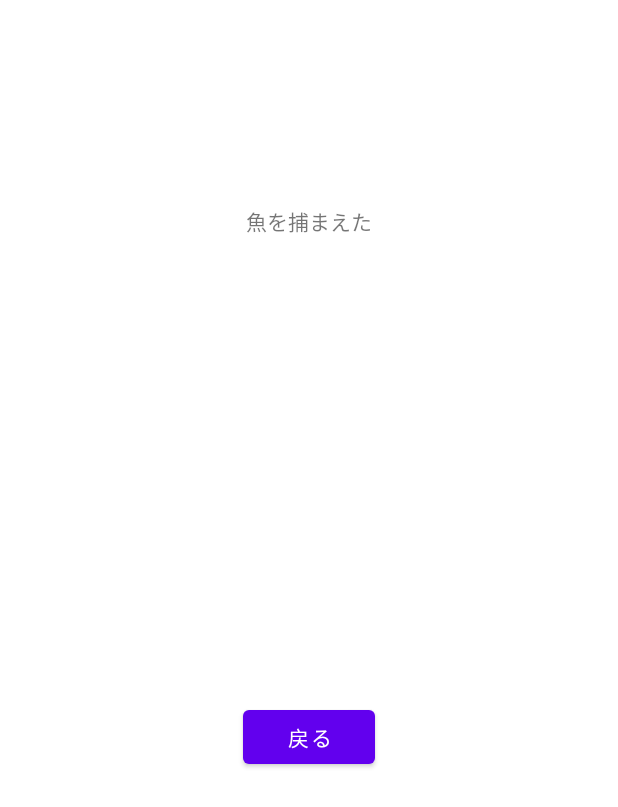
After one commit to SuzakiShouta/SinkIt-GrabIt, an Android app: the layout fragment_get_fish.xml on its own in the app's theme, with its tools: preview values and no code run, on a phone screen of 412 x 824 dp. The commit adds this screen. Shown: the top 807 px of the screen. Run offline under Robolectric (Android 15) with nearby library versions, the phone set to English and light mode, and no system bars.

Commit message:
システム的には完成．ここから見た目を作ってく

```diff
--- a/app/src/main/java/b22712/SinkItGrabIt/MainApplication.kt
+++ b/app/src/main/java/b22712/SinkItGrabIt/MainApplication.kt
@@ -34,7 +34,7 @@ class MainApplication: Application() {
     val fishExist: LiveData<Boolean> = _fishExist
     fun setFishExist(boolean: Boolean) {
         _fishExist.postValue(boolean)
-//        Log.d(LOGNAME,"fishExist is ".plus(fishExist.value))
+        Log.d(LOGNAME,"fishExist is ".plus(fishExist.value))
     }
 
     // 水中かどうか
--- a/app/src/main/java/b22712/SinkItGrabIt/PressureSensor.kt
+++ b/app/src/main/java/b22712/SinkItGrabIt/PressureSensor.kt
@@ -36,11 +36,9 @@ class PressureSensor(application: MainApplication): SensorEventListener {
         var pressure: Float = event.values[0]
         queue.addQueue(pressure)
         if(loging) { save(pressure) }
-        if(basePressureLog) { queue.addBasePressureQueue(pressure)
-            Log.d(LOGNAME, queue.basePressureQueue.size.toString())
-        }
+        if(basePressureLog) { queue.addBasePressureQueue(pressure) }
         app.estimation.estimation()
-//        Log.d(LOGNAME, pressure.toString())
+        Log.d(LOGNAME, pressure.toString())
     }
 
     override fun onAccuracyChanged(p0: Sensor?, p1: Int) {
--- a/app/src/main/java/b22712/SinkItGrabIt/ui/game/GameFragment.kt
+++ b/app/src/main/java/b22712/SinkItGrabIt/ui/game/GameFragment.kt
@@ -62,6 +62,12 @@ class GameFragment : Fragment() {
             }
         }
 
+        app.inWater.observe(viewLifecycleOwner) {
+            if (!it && gameViewModel.isFishGrab.value!!) {
+                gameViewModel.createGetFishFragment(this, binding.layoutResult.id)
+            }
+        }
+
         binding.buttonBuck.setOnClickListener {
             activity?.finish();
         }
--- /dev/null
+++ b/app/src/main/res/layout/fragment_get_fish.xml
@@ -0,0 +1,36 @@
+<?xml version="1.0" encoding="utf-8"?>
+<FrameLayout xmlns:android="http://schemas.android.com/apk/res/android"
+    xmlns:app="http://schemas.android.com/apk/res-auto"
+    xmlns:tools="http://schemas.android.com/tools"
+    android:layout_width="match_parent"
+    android:layout_height="match_parent"
+    tools:context=".GetFishFragment">
+
+    <!-- TODO: Update blank fragment layout -->
+    <androidx.constraintlayout.widget.ConstraintLayout
+        android:layout_width="match_parent"
+        android:layout_height="match_parent">
+
+        <TextView
+            android:id="@+id/textView2"
+            android:layout_width="wrap_content"
+            android:layout_height="wrap_content"
+            android:text="魚を捕まえた"
+            app:layout_constraintBottom_toBottomOf="parent"
+            app:layout_constraintEnd_toEndOf="parent"
+            app:layout_constraintStart_toStartOf="parent"
+            app:layout_constraintTop_toTopOf="parent"
+            app:layout_constraintVertical_bias="0.17000002" />
+
+        <Button
+            android:id="@+id/button_buck"
+            android:layout_width="wrap_content"
+            android:layout_height="wrap_content"
+            android:text="戻る"
+            app:layout_constraintBottom_toBottomOf="parent"
+            app:layout_constraintEnd_toEndOf="parent"
+            app:layout_constraintStart_toStartOf="parent"
+            app:layout_constraintTop_toBottomOf="@+id/textView2" />
+    </androidx.constraintlayout.widget.ConstraintLayout>
+
+</FrameLayout>
```
Also changed, not shown: app/src/main/java/b22712/SinkItGrabIt/Estimation.kt (+5 -5 lines), app/src/main/java/b22712/SinkItGrabIt/ui/GetFish/GetFishFragment.kt (added, +53 -0 lines), app/src/main/java/b22712/SinkItGrabIt/ui/GetFish/GetFishViewModel.kt (added, +7 -0 lines), app/src/main/java/b22712/SinkItGrabIt/ui/GetFish/GetFishViewModelFactory.kt (added, +15 -0 lines), app/src/main/java/b22712/SinkItGrabIt/ui/game/GameViewModel.kt (+15 -9 lines), app/src/main/res/layout/fragment_game.xml (+12 -0 lines).
